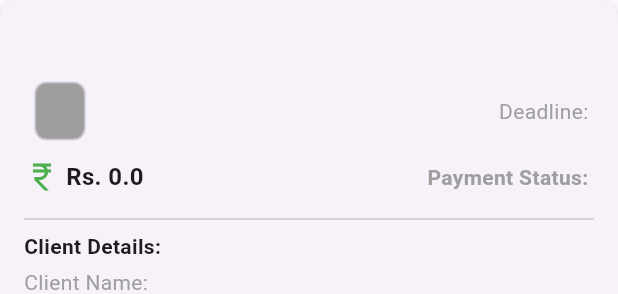
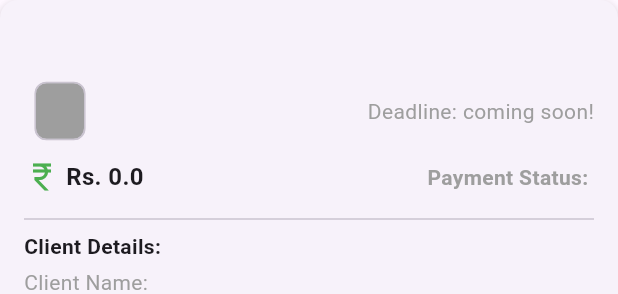
Before and after one commit to Saurabh-Grg/frontend_onehive, a Flutter app: the ProjectCard widget shown alone on an empty page, opened directly with empty values, on a phone screen of 412 x 824 dp. Shown: the top 294 px of the screen. Run offline on Flutter 3.47's test engine with Material 3 defaults, Android fonts, the phone set to English and light mode, and no system bars; our stand-ins replace file_picker, fl_chart, flutter_rating_bar, get, get_storage, image_picker and 4 more; missing offline and left inert: flutter_inappwebview; accounts and stored records are empty; network calls fail.

Commit message:
my projects details

```diff
--- a/lib/controllers/MyProjectController.dart
+++ b/lib/controllers/MyProjectController.dart
@@ -63,7 +63,7 @@ class MyProjectsController extends GetxController {
   void sortProjects(String criteria) {
     sortBy.value = criteria;
     if (criteria == 'Deadline') {
-      acceptedJobs.sort((a, b) => a.updatedAt.compareTo(b.updatedAt)); // here updated data should be replaced by end data from job details
+      // acceptedJobs.sort((a, b) => a.updatedAt.compareTo(b.updatedAt)); // here get the deadline from job details
     } else if (criteria == 'Budget') {
       acceptedJobs.sort((a, b) => b.budget.compareTo(a.budget));
     }
--- a/lib/screens/MyProjectsScreen.dart
+++ b/lib/screens/MyProjectsScreen.dart
@@ -125,7 +125,7 @@ class ProjectCard extends StatelessWidget {
       children: [
         _buildChip(project.status),
         Spacer(),
-        Text("Deadline: ${project.updatedAt}", // get from job details, this is only for showing
+        Text("Deadline: coming soon!", // get from job details, this is only for showing
             style: TextStyle(color: Colors.grey, fontSize: 14)),
       ],
     );
```
